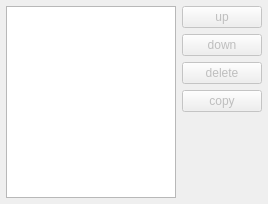
The window that hexrd/ui/resources/ui/list_editor.ui (HEXRD/hexrdgui) describes before a commit, drawn with Qt 5.
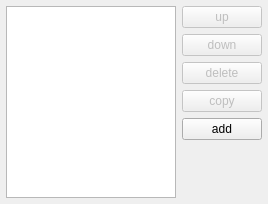
The same window after the commit.

Commit message:
Add an "Add" button to the material list editor
This adds a default material to the end of the list.

Patch:
```diff
--- a/hexrd/ui/resources/ui/list_editor.ui
+++ b/hexrd/ui/resources/ui/list_editor.ui
@@ -65,6 +65,16 @@
        </property>
       </widget>
      </item>
+     <item>
+      <widget class="QPushButton" name="add">
+       <property name="enabled">
+        <bool>true</bool>
+       </property>
+       <property name="text">
+        <string>add</string>
+       </property>
+      </widget>
+     </item>
      <item>
       <spacer name="vertical_spacer">
        <property name="orientation">
```
The commit also changes 2 other files.
